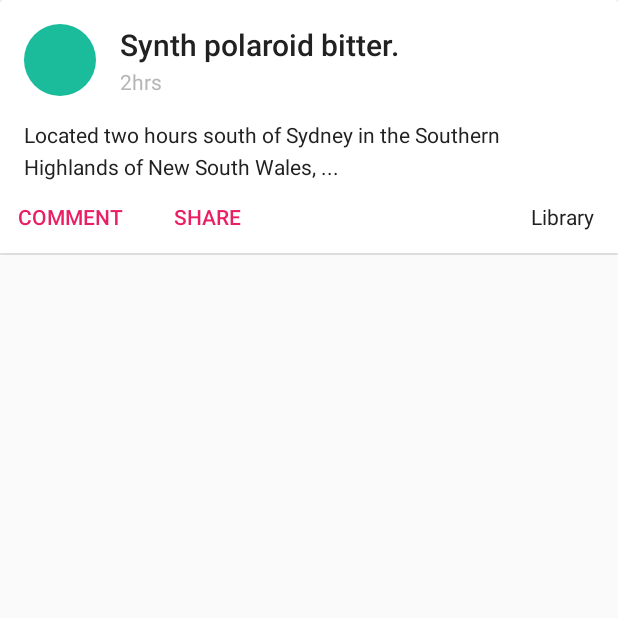
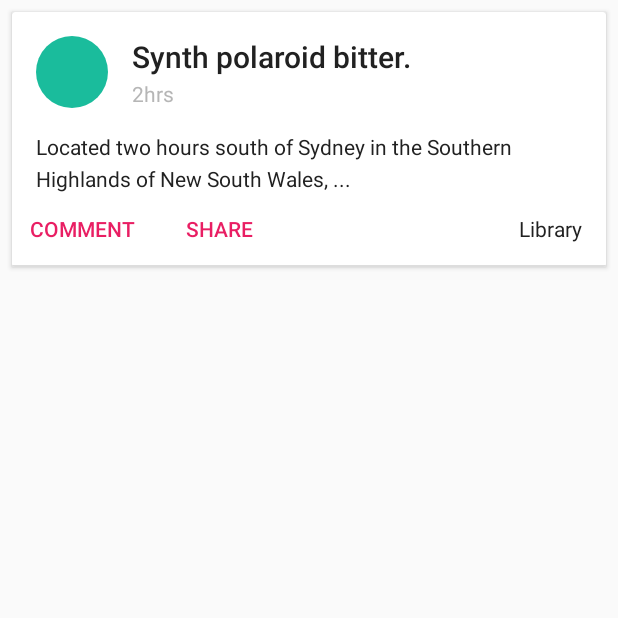
Before and after one commit to adityachugh/Announcements-Android, an Android app: the fragment PostCardFullFragment shown on its own in the app's theme, on a phone screen of 412 x 824 dp, the top half of it. Run offline under Robolectric (Android 15) with nearby library versions, the phone set to English and light mode, and no system bars; our stand-ins replace CircleImageView; 5 statements that could not run were skipped.

Commit message:
added margin

```diff
--- a/Announcements - App/app/src/main/res/layout/fragment_post_card_full.xml
+++ b/Announcements - App/app/src/main/res/layout/fragment_post_card_full.xml
@@ -7,6 +7,7 @@
     tools:context="io.mindbend.android.announcements.reusableFrags.PostCardFullFragment">
 
     <android.support.v7.widget.CardView
+        android:layout_margin="@dimen/card_outer_margin"
         android:id="@+id/post_card_full"
         android:layout_width="match_parent"
         android:layout_height="wrap_content">
```
